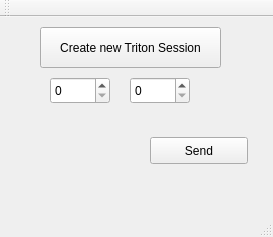
Above: mainwindow.ui from noksel/Triton-demon before the change. Below: the same form after it.
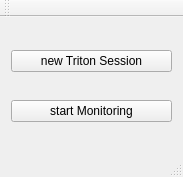
That is the form after the change.

```diff
--- a/mainwindow.ui
+++ b/mainwindow.ui
@@ -6,60 +6,30 @@
    <rect>
     <x>0</x>
     <y>0</y>
-    <width>273</width>
-    <height>237</height>
+    <width>183</width>
+    <height>177</height>
    </rect>
   </property>
   <property name="windowTitle">
    <string>MainWindow</string>
   </property>
   <widget class="QWidget" name="centralWidget">
-   <widget class="QPushButton" name="pushButton">
-    <property name="geometry">
-     <rect>
-      <x>150</x>
-      <y>120</y>
-      <width>98</width>
-      <height>27</height>
-     </rect>
-    </property>
-    <property name="text">
-     <string>Send</string>
-    </property>
-   </widget>
-   <widget class="QSpinBox" name="spinBoxX">
-    <property name="geometry">
-     <rect>
-      <x>50</x>
-      <y>60</y>
-      <width>60</width>
-      <height>27</height>
-     </rect>
-    </property>
-   </widget>
-   <widget class="QSpinBox" name="spinBoxY">
-    <property name="geometry">
-     <rect>
-      <x>130</x>
-      <y>60</y>
-      <width>60</width>
-      <height>27</height>
-     </rect>
-    </property>
-   </widget>
-   <widget class="QPushButton" name="pushButton_2">
-    <property name="geometry">
-     <rect>
-      <x>40</x>
-      <y>10</y>
-      <width>181</width>
-      <height>41</height>
-     </rect>
-    </property>
-    <property name="text">
-     <string>Create new Triton Session</string>
-    </property>
-   </widget>
+   <layout class="QVBoxLayout" name="verticalLayout">
+    <item>
+     <widget class="QPushButton" name="newSessionBtn">
+      <property name="text">
+       <string>new Triton Session</string>
+      </property>
+     </widget>
+    </item>
+    <item>
+     <widget class="QPushButton" name="strMonitBtn">
+      <property name="text">
+       <string>start Monitoring</string>
+      </property>
+     </widget>
+    </item>
+   </layout>
   </widget>
   <widget class="QMenuBar" name="menuBar">
    <property name="geometry">
```
Left out of the diff: 2 changed lines with no effect on the pictures.
